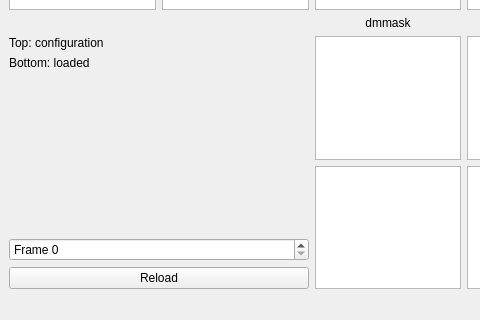
Old version of the form guis/ui/calibration.ui in the repository janis-hag/kalao-ics; both pictures show x 0 to 480 and y 271 to 591 of the 776 by 591 pixel window.
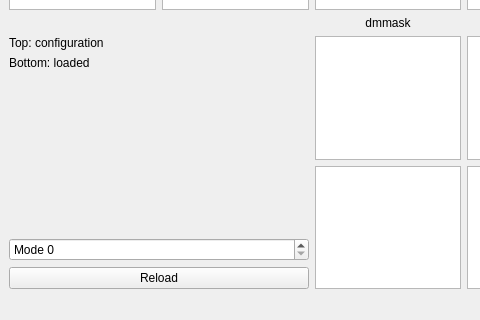
New version of the form. Custom widgets are drawn as their Qt base class.

The edit to the form file:
```diff
--- a/guis/ui/calibration.ui
+++ b/guis/ui/calibration.ui
@@ -157,7 +157,7 @@
          <bool>false</bool>
         </property>
         <property name="prefix">
-         <string>Frame </string>
+         <string>Mode </string>
         </property>
         <property name="maximum">
          <number>9999</number>
```
Left out of the diff: 4 changed lines with no effect on the pictures.
